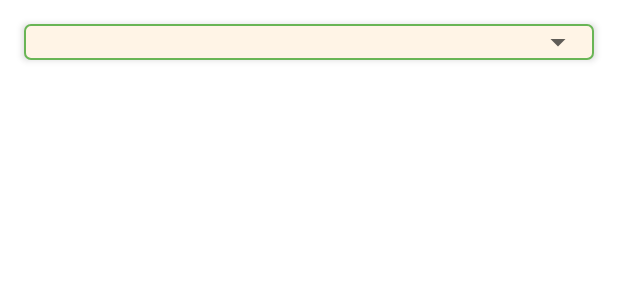
After one commit to MohamedArafaMohamedFahmy/Dar-Sidra-App, an Android app: the layout activity_filter_subscription.xml on its own in the app's theme, with its tools: preview values and no code run, on a phone screen of 412 x 824 dp. The commit adds this screen. Shown: the top 300 px of the screen. Run offline under Robolectric (Android 15) with nearby library versions, the phone set to English and light mode, and no system bars; Roboto replaces fonts that are not available here.

Commit message:
Dar Sidra App

```diff
--- a/app/src/main/java/com/arafa/mohamed/darsidraapp/adapter/StudentsAdapter.java
+++ b/app/src/main/java/com/arafa/mohamed/darsidraapp/adapter/StudentsAdapter.java
@@ -107,7 +107,7 @@ public class StudentsAdapter extends RecyclerView.Adapter<StudentsAdapter.MyView
          @Override
          protected void publishResults(CharSequence constraint, FilterResults results) {
              downloadData.clear();
-             downloadData.addAll((ArrayList) results.values);
+             downloadData.addAll((ArrayList<StudentModel>) results.values);
              notifyDataSetChanged();
          }
      };
--- /dev/null
+++ b/app/src/main/java/com/arafa/mohamed/darsidraapp/models/CustomSpinner.java
@@ -0,0 +1,64 @@
+package com.arafa.mohamed.darsidraapp.models;
+
+import android.content.Context;
+import android.util.AttributeSet;
+
+import androidx.annotation.NonNull;
+import androidx.annotation.Nullable;
+import androidx.appcompat.widget.AppCompatSpinner;
+
+public class CustomSpinner extends androidx.appcompat.widget.AppCompatSpinner {
+
+    public interface OnSpinnerEventsListener {
+        void onPopupWindowOpened(AppCompatSpinner spinner);
+        void onPopupWindowClosed(AppCompatSpinner spinner);
+    }
+
+    private OnSpinnerEventsListener mListener;
+    private boolean mOpenInitiated = false;
+
+    public CustomSpinner(Context context) {
+        super(context);
+    }
+
+    public CustomSpinner(@NonNull Context context, @Nullable AttributeSet attrs) {
+        super(context, attrs);
+    }
+
+    public CustomSpinner(@NonNull Context context, @Nullable AttributeSet attrs, int defStyleAttr) {
+        super(context, attrs, defStyleAttr);
+    }
+
+
+    @Override
+    public boolean performClick() {
+        mOpenInitiated = true;
+        if (mListener != null) {
+            mListener.onPopupWindowOpened(this);
+        }
+        return super.performClick();
+    }
+
+    @Override
+    public void onWindowFocusChanged (boolean hasFocus) {
+        if (hasBeenOpened() && hasFocus) {
+            performClosedEvent();
+        }
+    }
+
+    public void setSpinnerEventsListener(
+            OnSpinnerEventsListener onSpinnerEventsListener) {
+        mListener = onSpinnerEventsListener;
+    }
+
+    public void performClosedEvent() {
+        mOpenInitiated = false;
+        if (mListener != null) {
+            mListener.onPopupWindowClosed(this);
+        }
+    }
+
+    public boolean hasBeenOpened() {
+        return mOpenInitiated;
+    }
+}
--- /dev/null
+++ b/app/src/main/res/drawable/bg_spinner_blood_type.xml
@@ -0,0 +1,18 @@
+<?xml version="1.0" encoding="utf-8"?>
+<selector xmlns:android="http://schemas.android.com/apk/res/android">
+    <item>
+        <layer-list>
+            <item>
+                <shape android:shape="rectangle">
+                    <corners android:radius="4dp"/>
+                    <padding android:left="12dp"
+                        android:right="12dp"/>
+                    <solid android:color="#FFF4E6"/>
+                    <stroke android:color="@color/general_app" android:width="1dp"/>
+                </shape>
+            </item>
+            <item android:drawable="@drawable/ic_baseline_arrow_drop_down_24"
+                android:gravity="end"/>
+        </layer-list>
+    </item>
+</selector>
--- /dev/null
+++ b/app/src/main/res/drawable/ic_baseline_arrow_drop_down_24.xml
@@ -0,0 +1,10 @@
+<vector xmlns:android="http://schemas.android.com/apk/res/android"
+    android:width="24dp"
+    android:height="24dp"
+    android:viewportWidth="24"
+    android:viewportHeight="24"
+    >
+  <path
+      android:fillColor="@color/black_gray"
+      android:pathData="M7,10l5,5 5,-5z"/>
+</vector>
--- /dev/null
+++ b/app/src/main/res/layout/activity_filter_subscription.xml
@@ -0,0 +1,22 @@
+<?xml version="1.0" encoding="utf-8"?>
+<RelativeLayout xmlns:android="http://schemas.android.com/apk/res/android"
+    xmlns:app="http://schemas.android.com/apk/res-auto"
+    xmlns:tools="http://schemas.android.com/tools"
+    android:layout_width="match_parent"
+    android:layout_height="match_parent"
+    tools:context=".activities.FilterSubscriptionActivity">
+
+    <com.arafa.mohamed.darsidraapp.models.CustomSpinner
+        android:id="@+id/spinner_month"
+        android:layout_width="match_parent"
+        android:layout_height="wrap_content"
+        android:layout_margin="16dp"
+        android:overScrollMode="ifContentScrolls"
+        android:elevation="3dp"
+        android:popupElevation="2dp"
+        android:popupBackground="#FFF4E6"
+        android:dropDownVerticalOffset="50dp"
+        android:background="@drawable/bg_spinner_blood_type"
+        />
+
+</RelativeLayout>
```
Also changed, not shown: app/src/main/AndroidManifest.xml (+10 -5 lines), app/src/main/java/com/arafa/mohamed/darsidraapp/activities/FilterSubscriptionActivity.java (added, +68 -0 lines), app/src/main/java/com/arafa/mohamed/darsidraapp/activities/RegisteredStudentsActivity.java (+40 -0 lines), app/src/main/res/drawable/bg_spinner_blood_type_up.xml (added, +18 -0 lines), app/src/main/res/drawable/ic_baseline_arrow_drop_up_24.xml (added, +10 -0 lines), app/src/main/res/drawable/ic_baseline_search_24.xml (added, +10 -0 lines), app/src/main/res/layout/my_spinner.xml (added, +16 -0 lines), app/src/main/res/menu/search_menu.xml (added, +11 -0 lines), app/src/main/res/values/strings.xml (+15 -0 lines).
